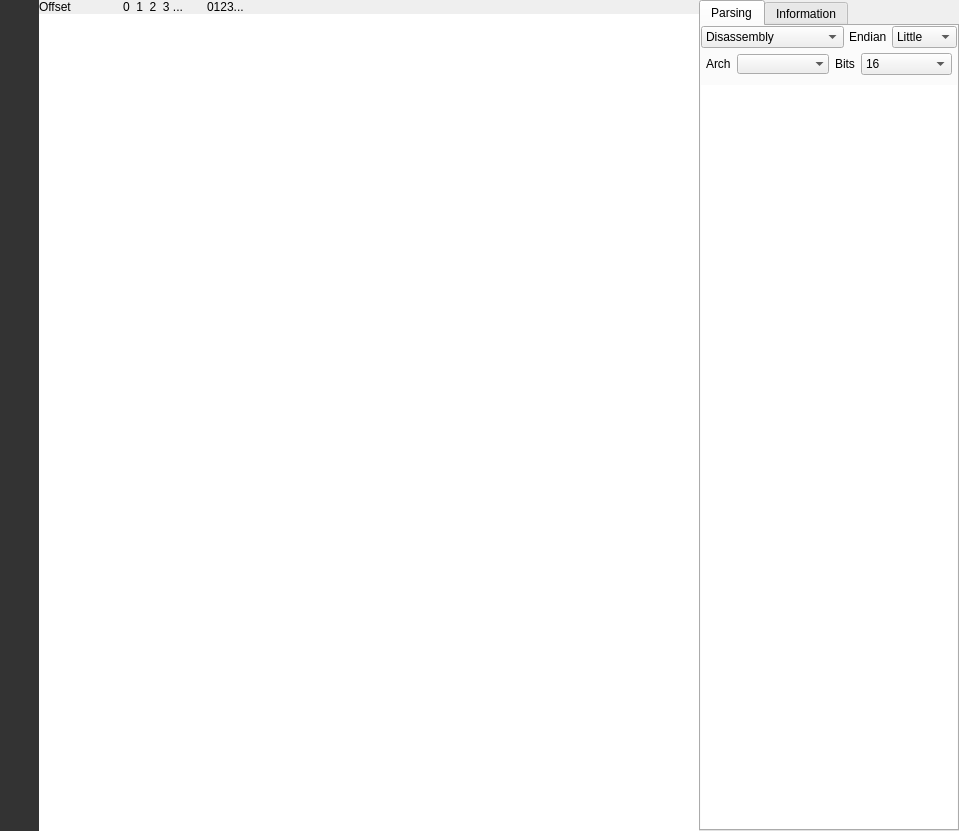
Qt form src/widgets/HexdumpWidget.ui (rizinorg/cutter) before a commit.
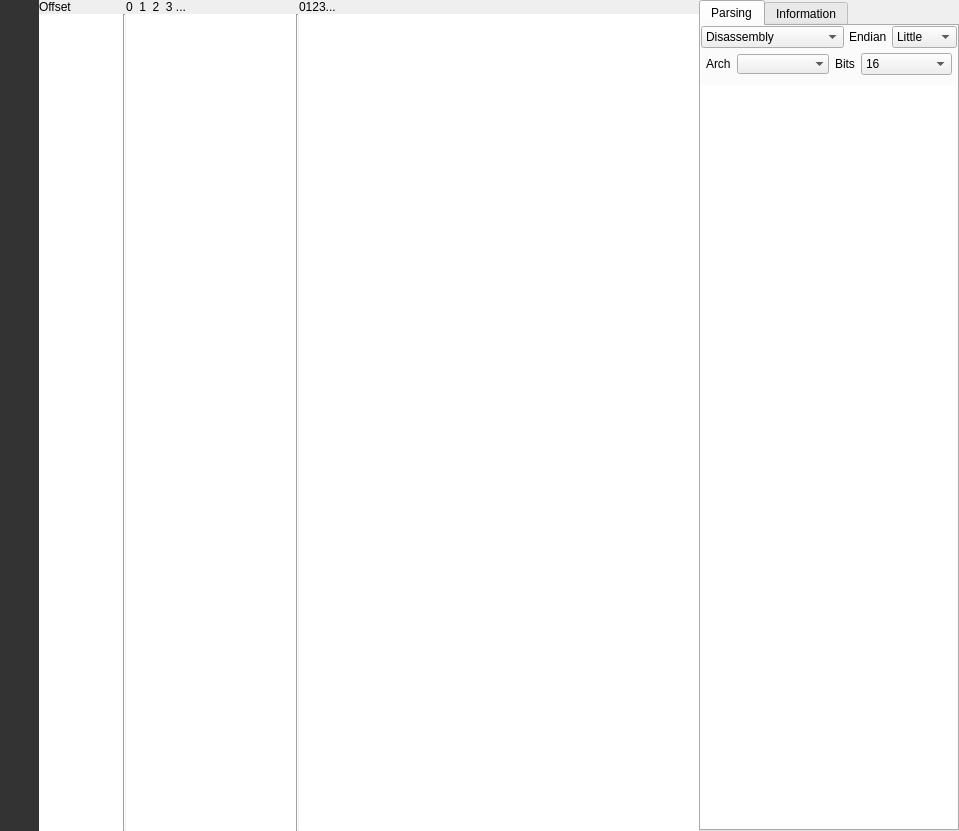
The same form after that commit. Icons and pictures are not drawn.

Commit message: HexdumpWidget enhancements (#235)

```diff
--- a/src/widgets/HexdumpWidget.ui
+++ b/src/widgets/HexdumpWidget.ui
@@ -152,8 +152,77 @@
     </item>
     <item>
      <layout class="QGridLayout" name="gridLayout">
+      <item row="1" column="2">
+       <widget class="QTextEdit" name="hexHexText">
+        <property name="sizePolicy">
+         <sizepolicy hsizetype="MinimumExpanding" vsizetype="Expanding">
+          <horstretch>0</horstretch>
+          <verstretch>0</verstretch>
+         </sizepolicy>
+        </property>
+        <property name="minimumSize">
+         <size>
+          <width>0</width>
+          <height>0</height>
+         </size>
+        </property>
+        <property name="maximumSize">
+         <size>
+          <width>16777215</width>
+          <height>16777215</height>
+         </size>
+        </property>
+        <property name="acceptDrops">
+         <bool>false</bool>
+        </property>
+        <property name="frameShape">
+         <enum>QFrame::NoFrame</enum>
+        </property>
+        <property name="lineWidth">
+         <number>0</number>
+        </property>
+        <property name="verticalScrollBarPolicy">
+         <enum>Qt::ScrollBarAlwaysOff</enum>
+        </property>
+        <property name="horizontalScrollBarPolicy">
+         <enum>Qt::ScrollBarAlwaysOff</enum>
+        </property>
+        <property name="sizeAdjustPolicy">
+         <enum>QAbstractScrollArea::AdjustToContents</enum>
+        </property>
+        <property name="lineWrapMode">
+         <enum>QTextEdit::NoWrap</enum>
+        </property>
+        <property name="cursorWidth">
+         <number>3</number>
+        </property>
+        <property name="textInteractionFlags">
+         <set>Qt::TextSelectableByKeyboard|Qt::TextSelectableByMouse</set>
+        </property>
+       </widget>
+      </item>
+      <item row="1" column="3">
+       <widget class="Line" name="line_2">
+        <property name="orientation">
+         <enum>Qt::Vertical</enum>
+        </property>
+       </widget>
+      </item>
+      <item row="0" column="2">
+       <widget class="QLabel" name="hexHeaderLabel">
+        <property name="sizePolicy">
+         <sizepolicy hsizetype="Minimum" vsizetype="Preferred">
+          <horstretch>0</horstretch>
+          <verstretch>0</verstretch>
+         </sizepolicy>
+        </property>
+        <property name="text">
+         <string>0  1  2  3 ...</string>
+        </property>
+       </widget>
+      </item>
       <item row="1" column="0">
-       <widget class="QPlainTextEdit" name="hexOffsetText">
+       <widget class="QTextEdit" name="hexOffsetText">
         <property name="sizePolicy">
          <sizepolicy hsizetype="Minimum" vsizetype="Expanding">
           <horstretch>0</horstretch>
@@ -181,64 +250,33 @@
         <property name="sizeAdjustPolicy">
          <enum>QAbstractScrollArea::AdjustToContents</enum>
         </property>
-        <property name="lineWrapMode">
-         <enum>QPlainTextEdit::NoWrap</enum>
-        </property>
-        <property name="readOnly">
-         <bool>true</bool>
+       </widget>
+      </item>
+      <item row="0" column="4">
+       <widget class="QLabel" name="asciiHeaderLabel">
+        <property name="text">
+         <string>0123...</string>
         </property>
        </widget>
       </item>
       <item row="1" column="1">
-       <widget class="QPlainTextEdit" name="hexHexText">
+       <widget class="Line" name="line">
+        <property name="orientation">
+         <enum>Qt::Vertical</enum>
+        </property>
+       </widget>
+      </item>
+      <item row="0" column="0">
+       <widget class="QLabel" name="offsetHeaderLabel">
+        <property name="text">
+         <string>Offset</string>
+        </property>
+       </widget>
+      </item>
+      <item row="1" column="4">
+       <widget class="QTextEdit" name="hexASCIIText">
         <property name="sizePolicy">
          <sizepolicy hsizetype="Minimum" vsizetype="Expanding">
-          <horstretch>0</horstretch>
-          <verstretch>0</verstretch>
-         </sizepolicy>
-        </property>
-        <property name="minimumSize">
-         <size>
-          <width>0</width>
-          <height>0</height>
-         </size>
-        </property>
-        <property name="maximumSize">
-         <size>
-          <width>16777215</width>
-          <height>16777215</height>
-         </size>
-        </property>
-        <property name="acceptDrops">
-         <bool>false</bool>
-        </property>
-        <property name="frameShape">
-         <enum>QFrame::NoFrame</enum>
-        </property>
-        <property name="lineWidth">
-         <number>0</number>
-        </property>
-        <property name="verticalScrollBarPolicy">
-         <enum>Qt::ScrollBarAlwaysOff</enum>
-        </property>
-        <property name="horizontalScrollBarPolicy">
-         <enum>Qt::ScrollBarAlwaysOff</enum>
-        </property>
-        <property name="sizeAdjustPolicy">
-         <enum>QAbstractScrollArea::AdjustToContents</enum>
-        </property>
-        <property name="lineWrapMode">
-         <enum>QPlainTextEdit::NoWrap</enum>
-        </property>
-        <property name="readOnly">
-         <bool>true</bool>
-        </property>
-       </widget>
-      </item>
-      <item row="1" column="2">
-       <widget class="QPlainTextEdit" name="hexASCIIText">
-        <property name="sizePolicy">
-         <sizepolicy hsizetype="Expanding" vsizetype="Expanding">
           <horstretch>0</horstretch>
           <verstretch>0</verstretch>
          </sizepolicy>
@@ -280,31 +318,23 @@
          <enum>QAbstractScrollArea::AdjustToContents</enum>
         </property>
         <property name="lineWrapMode">
-         <enum>QPlainTextEdit::NoWrap</enum>
+         <enum>QTextEdit::NoWrap</enum>
         </property>
-        <property name="readOnly">
-         <bool>true</bool>
+        <property name="cursorWidth">
+         <number>3</number>
         </property>
        </widget>
       </item>
-      <item row="0" column="0">
-       <widget class="QLabel" name="offsetHeaderLabel">
-        <property name="text">
-         <string>Offset</string>
+      <item row="1" column="5">
+       <widget class="QTextEdit" name="hexSpacerText">
+        <property name="frameShape">
+         <enum>QFrame::NoFrame</enum>
         </property>
-       </widget>
-      </item>
-      <item row="0" column="1">
-       <widget class="QLabel" name="hexHeaderLabel">
-        <property name="text">
-         <string>0  1  2  3 ...</string>
+        <property name="frameShadow">
+         <enum>QFrame::Plain</enum>
         </property>
-       </widget>
-      </item>
-      <item row="0" column="2">
-       <widget class="QLabel" name="asciiHeaderLabel">
-        <property name="text">
-         <string>0123...</string>
+        <property name="textInteractionFlags">
+         <set>Qt::NoTextInteraction</set>
         </property>
        </widget>
       </item>
@@ -974,6 +1004,60 @@
     <string>Insert String</string>
    </property>
   </action>
+  <action name="actionFormatHex">
+   <property name="text">
+    <string>Hex</string>
+   </property>
+  </action>
+  <action name="actionFormatOctal">
+   <property name="text">
+    <string>Octal</string>
+   </property>
+  </action>
+  <action name="actionFormatHalfWord">
+   <property name="text">
+    <string>Half-word</string>
+   </property>
+  </action>
+  <action name="actionFormatWord">
+   <property name="text">
+    <string>Word</string>
+   </property>
+  </action>
+  <action name="actionFormatQuadWord">
+   <property name="text">
+    <string>Quad-word</string>
+   </property>
+  </action>
+  <action name="actionFormatEmoji">
+   <property name="text">
+    <string>Emoji</string>
+   </property>
+  </action>
+  <action name="actionFormatSignedInt1">
+   <property name="text">
+    <string>1 byte</string>
+   </property>
+   <property name="toolTip">
+    <string>1 byte</string>
+   </property>
+  </action>
+  <action name="actionFormatSignedInt2">
+   <property name="text">
+    <string>2 bytes</string>
+   </property>
+   <property name="toolTip">
+    <string>2 bytes</string>
+   </property>
+  </action>
+  <action name="actionFormatSignedInt4">
+   <property name="text">
+    <string>4 bytes</string>
+   </property>
+   <property name="toolTip">
+    <string>4 bytes</string>
+   </property>
+  </action>
  </widget>
  <resources>
   <include location="../resources.qrc"/>
```
The commit also changes 4 other files.
